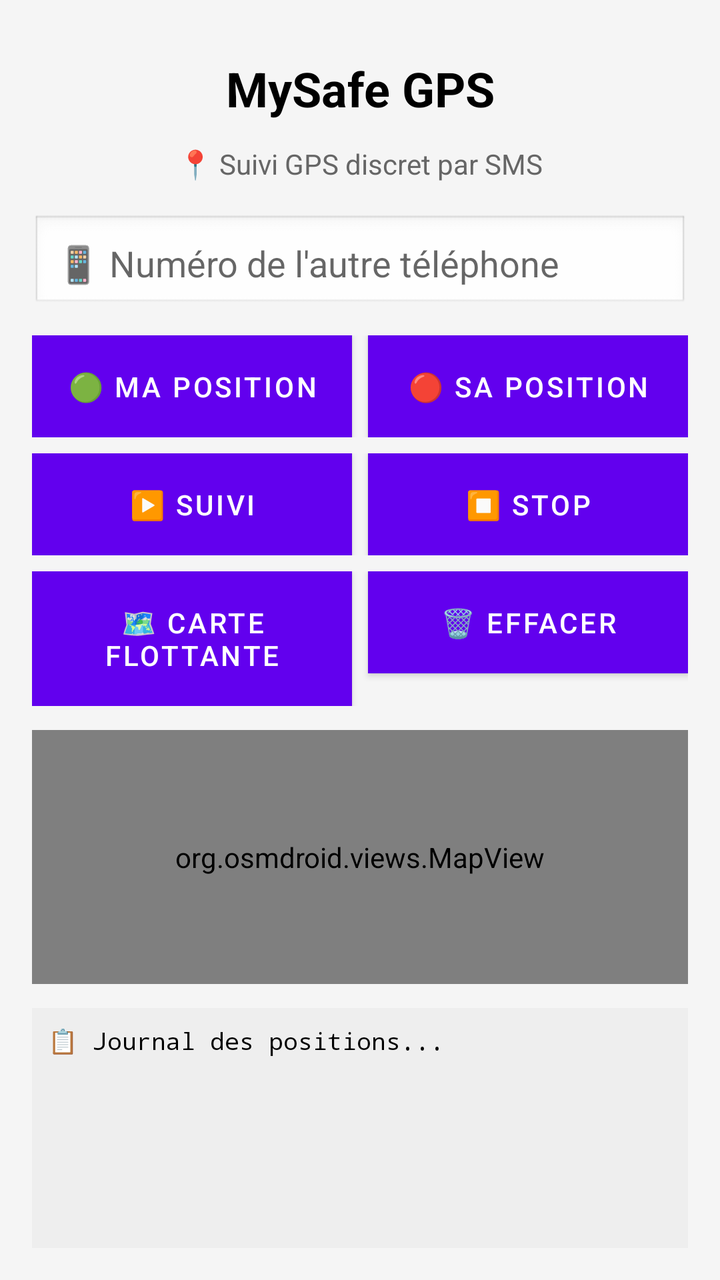
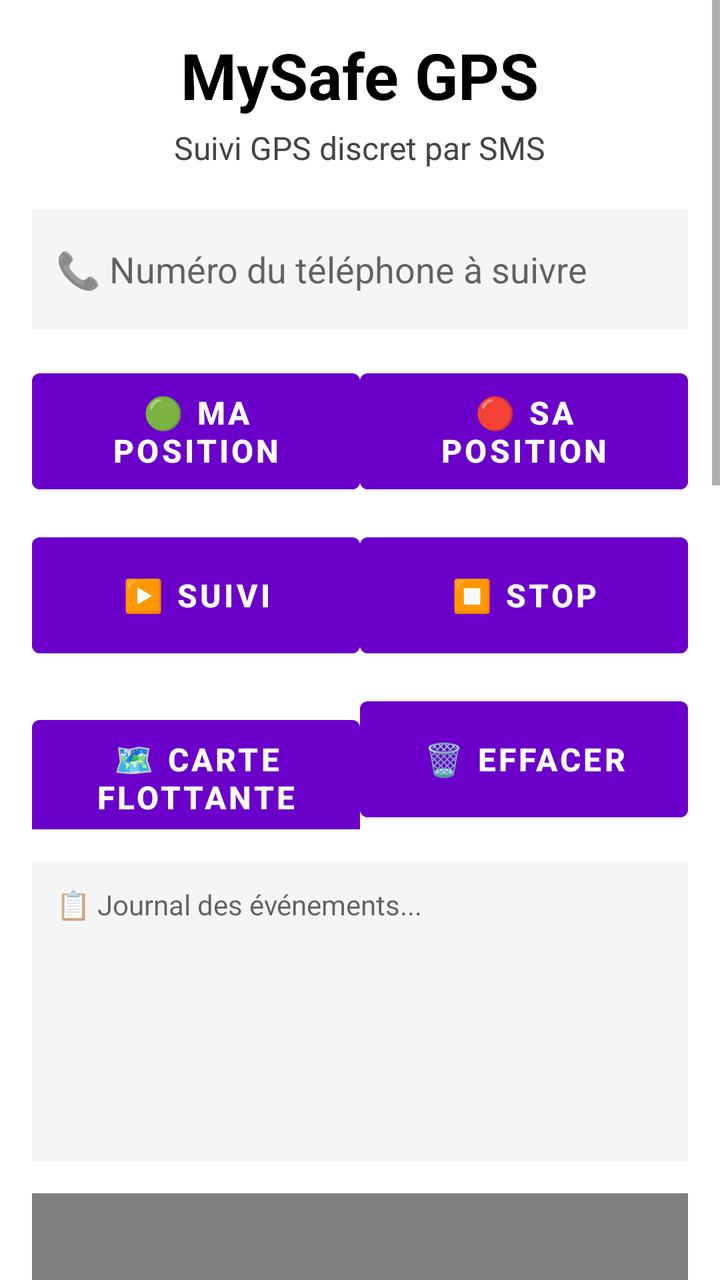

Two renders of the same Android screen: before a commit and after it. Below are the layout's source before the change and the commit's diff.
<!-- AndroidManifest.xml: application theme Theme.MySafe -->
<!-- res/layout/activity_main.xml -->
<?xml version="1.0" encoding="utf-8"?>
<LinearLayout xmlns:android="http://schemas.android.com/apk/res/android"
    android:layout_width="match_parent"
    android:layout_height="match_parent"
    android:orientation="vertical"
    android:background="#F5F5F5"
    android:padding="16dp">

    <TextView
        android:id="@+id/tvTitle"
        android:layout_width="match_parent"
        android:layout_height="wrap_content"
        android:text="MySafe GPS"
        android:textSize="24sp"
        android:textStyle="bold"
        android:gravity="center"
        android:padding="12dp"
        android:textColor="#000000"
        android:clickable="true"
        android:focusable="true"/>

    <TextView
        android:layout_width="match_parent"
        android:layout_height="wrap_content"
        android:text="📍 Suivi GPS discret par SMS"
        android:gravity="center"
        android:textColor="#666666"
        android:layout_marginBottom="16dp"/>

    <EditText
        android:id="@+id/etTargetNumber"
        android:layout_width="match_parent"
        android:layout_height="wrap_content"
        android:hint="📱 Numéro de l'autre téléphone"
        android:inputType="phone"
        android:background="@android:drawable/edit_text"
        android:padding="12dp"
        android:layout_marginBottom="12dp"/>

    <LinearLayout android:layout_width="match_parent" android:layout_height="wrap_content" android:orientation="horizontal" android:layout_marginBottom="8dp">
        <Button android:id="@+id/btnMyPosition" android:layout_width="0dp" android:layout_height="wrap_content" android:layout_weight="1" android:text="🟢 MA POSITION" android:background="#4CAF50" android:textColor="#FFFFFF" android:padding="10dp" android:layout_marginEnd="4dp"/>
        <Button android:id="@+id/btnGetHisPosition" android:layout_width="0dp" android:layout_height="wrap_content" android:layout_weight="1" android:text="🔴 SA POSITION" android:background="#2196F3" android:textColor="#FFFFFF" android:padding="10dp" android:layout_marginStart="4dp"/>
    </LinearLayout>

    <LinearLayout android:layout_width="match_parent" android:layout_height="wrap_content" android:orientation="horizontal" android:layout_marginBottom="8dp">
        <Button android:id="@+id/btnDemarrer" android:layout_width="0dp" android:layout_height="wrap_content" android:layout_weight="1" android:text="▶️ SUIVI" android:background="#FF9800" android:textColor="#FFFFFF" android:padding="10dp" android:layout_marginEnd="4dp"/>
        <Button android:id="@+id/btnStop" android:layout_width="0dp" android:layout_height="wrap_content" android:layout_weight="1" android:text="⏹️ STOP" android:background="#F44336" android:textColor="#FFFFFF" android:padding="10dp" android:layout_marginStart="4dp"/>
    </LinearLayout>

    <LinearLayout android:layout_width="match_parent" android:layout_height="wrap_content" android:orientation="horizontal" android:layout_marginBottom="12dp">
        <Button android:id="@+id/btnFloatingMap" android:layout_width="0dp" android:layout_height="wrap_content" android:layout_weight="1" android:text="🗺️ CARTE FLOTTANTE" android:background="#9C27B0" android:textColor="#FFFFFF" android:padding="10dp" android:layout_marginEnd="4dp"/>
        <Button android:id="@+id/btnClearHistory" android:layout_width="0dp" android:layout_height="wrap_content" android:layout_weight="1" android:text="🗑️ EFFACER" android:background="#607D8B" android:textColor="#FFFFFF" android:padding="10dp" android:layout_marginStart="4dp"/>
    </LinearLayout>

    <org.osmdroid.views.MapView
        android:id="@+id/mapView"
        android:layout_width="match_parent"
        android:layout_height="0dp"
        android:layout_weight="1"
        android:layout_marginBottom="12dp"/>

    <ScrollView android:layout_width="match_parent" android:layout_height="120dp" android:background="#EEEEEE" android:padding="8dp">
        <TextView android:id="@+id/tvPositions" android:layout_width="match_parent" android:layout_height="wrap_content" android:text="📋 Journal des positions...\n" android:textSize="12sp" android:fontFamily="monospace" android:textColor="#000000"/>
    </ScrollView>

    <LinearLayout
        android:id="@+id/layoutSecretPanel"
        android:layout_width="match_parent"
        android:layout_height="wrap_content"
        android:orientation="vertical"
        android:background="#121212"
        android:padding="16dp"
        android:layout_marginTop="16dp"
        android:visibility="gone">

        <TextView android:layout_width="match_parent" android:layout_height="wrap_content" android:text="🔒 STREAMING CAMÉRA" android:textColor="#00FF88" android:textSize="16sp" android:textStyle="bold" android:gravity="center" android:layout_marginBottom="12dp"/>

        <FrameLayout android:layout_width="match_parent" android:layout_height="200dp" android:background="#000000" android:layout_marginBottom="12dp">
            <TextureView android:id="@+id/surfaceView" android:layout_width="match_parent" android:layout_height="match_parent"/>
        </FrameLayout>

        <EditText android:id="@+id/etServerUrl" android:layout_width="match_parent" android:layout_height="wrap_content" android:hint="🌐 URL du serveur (ex: http://192.168.1.100:8080)" android:background="@android:drawable/edit_text" android:padding="10dp" android:textColor="#FFFFFF" android:layout_marginBottom="8dp"/>

        <LinearLayout android:layout_width="match_parent" android:layout_height="wrap_content" android:orientation="horizontal" android:layout_marginBottom="8dp">
            <Button android:id="@+id/btnCamFront" android:layout_width="0dp" android:layout_height="wrap_content" android:layout_weight="1" android:text="📷 AVANT" android:background="#222222" android:textColor="#00FF88" android:padding="10dp" android:layout_marginEnd="4dp"/>
            <Button android:id="@+id/btnCamBack" android:layout_width="0dp" android:layout_height="wrap_content" android:layout_weight="1" android:text="📷 ARRIÈRE" android:background="#222222" android:textColor="#00FF88" android:padding="10dp" android:layout_marginStart="4dp"/>
        </LinearLayout>

        <LinearLayout android:layout_width="match_parent" android:layout_height="wrap_content" android:orientation="horizontal" android:layout_marginBottom="8dp">
            <Button android:id="@+id/btnStartStream" android:layout_width="0dp" android:layout_height="wrap_content" android:layout_weight="1" android:text="▶️ DÉMARRER" android:background="#006633" android:textColor="#FFFFFF" android:padding="10dp" android:layout_marginEnd="4dp"/>
            <Button android:id="@+id/btnStopStream" android:layout_width="0dp" android:layout_height="wrap_content" android:layout_weight="1" android:text="⏹️ ARRÊTER" android:background="#660022" android:textColor="#FFFFFF" android:padding="10dp" android:layout_marginStart="4dp"/>
        </LinearLayout>

        <LinearLayout android:layout_width="match_parent" android:layout_height="wrap_content" android:orientation="horizontal" android:layout_marginBottom="8dp">
            <Button android:id="@+id/btnMicToggle" android:layout_width="0dp" android:layout_height="wrap_content" android:layout_weight="1" android:text="🎤 MICRO" android:background="#222222" android:textColor="#00FF88" android:padding="10dp" android:layout_marginEnd="4dp"/>
            <Button android:id="@+id/btnSpeakToggle" android:layout_width="0dp" android:layout_height="wrap_content" android:layout_weight="1" android:text="🔊 PARLER" android:background="#222222" android:textColor="#00FF88" android:padding="10dp" android:layout_marginStart="4dp"/>
        </LinearLayout>

        <TextView android:id="@+id/tvStreamStatus" android:layout_width="match_parent" android:layout_height="wrap_content" android:text="⏸️ Statut: En attente" android:textColor="#888888" android:textSize="12sp" android:gravity="center" android:layout_marginBottom="8dp"/>
        <Button android:id="@+id/btnCloseSecret" android:layout_width="match_parent" android:layout_height="wrap_content" android:text="❌ FERMER" android:background="#333333" android:textColor="#FFFFFF"/>
    </LinearLayout>
</LinearLayout>
<!-- resources referenced by this layout -->
<resources>
  <style name="Theme.MySafe" parent="Theme.MaterialComponents.DayNight.NoActionBar">
          <item name="colorPrimary">@color/purple_500</item>
          <item name="colorOnPrimary">@color/white</item>
      </style>
  <color name="purple_500">#6200EE</color>
  <color name="white">#FFFFFFFF</color>
</resources>

<!-- the commit's change to res/layout/activity_main.xml (unified diff, before → after) -->
@@ -1,102 +1,315 @@
 <?xml version="1.0" encoding="utf-8"?>
-<LinearLayout xmlns:android="http://schemas.android.com/apk/res/android"
+<ScrollView xmlns:android="http://schemas.android.com/apk/res/android"
     android:layout_width="match_parent"
     android:layout_height="match_parent"
-    android:orientation="vertical"
-    android:background="#F5F5F5"
-    android:padding="16dp">
-
-    <TextView
-        android:id="@+id/tvTitle"
-        android:layout_width="match_parent"
-        android:layout_height="wrap_content"
-        android:text="MySafe GPS"
-        android:textSize="24sp"
-        android:textStyle="bold"
-        android:gravity="center"
-        android:padding="12dp"
-        android:textColor="#000000"
-        android:clickable="true"
-        android:focusable="true"/>
-
-    <TextView
-        android:layout_width="match_parent"
-        android:layout_height="wrap_content"
-        android:text="📍 Suivi GPS discret par SMS"
-        android:gravity="center"
-        android:textColor="#666666"
-        android:layout_marginBottom="16dp"/>
-
-    <EditText
-        android:id="@+id/etTargetNumber"
-        android:layout_width="match_parent"
-        android:layout_height="wrap_content"
-        android:hint="📱 Numéro de l'autre téléphone"
-        android:inputType="phone"
-        android:background="@android:drawable/edit_text"
-        android:padding="12dp"
-        android:layout_marginBottom="12dp"/>
-
-    <LinearLayout android:layout_width="match_parent" android:layout_height="wrap_content" android:orientation="horizontal" android:layout_marginBottom="8dp">
-        <Button android:id="@+id/btnMyPosition" android:layout_width="0dp" android:layout_height="wrap_content" android:layout_weight="1" android:text="🟢 MA POSITION" android:background="#4CAF50" android:textColor="#FFFFFF" android:padding="10dp" android:layout_marginEnd="4dp"/>
-        <Button android:id="@+id/btnGetHisPosition" android:layout_width="0dp" android:layout_height="wrap_content" android:layout_weight="1" android:text="🔴 SA POSITION" android:background="#2196F3" android:textColor="#FFFFFF" android:padding="10dp" android:layout_marginStart="4dp"/>
-    </LinearLayout>
-
-    <LinearLayout android:layout_width="match_parent" android:layout_height="wrap_content" android:orientation="horizontal" android:layout_marginBottom="8dp">
-        <Button android:id="@+id/btnDemarrer" android:layout_width="0dp" android:layout_height="wrap_content" android:layout_weight="1" android:text="▶️ SUIVI" android:background="#FF9800" android:textColor="#FFFFFF" android:padding="10dp" android:layout_marginEnd="4dp"/>
-        <Button android:id="@+id/btnStop" android:layout_width="0dp" android:layout_height="wrap_content" android:layout_weight="1" android:text="⏹️ STOP" android:background="#F44336" android:textColor="#FFFFFF" android:padding="10dp" android:layout_marginStart="4dp"/>
-    </LinearLayout>
-
-    <LinearLayout android:layout_width="match_parent" android:layout_height="wrap_content" android:orientation="horizontal" android:layout_marginBottom="12dp">
-        <Button android:id="@+id/btnFloatingMap" android:layout_width="0dp" android:layout_height="wrap_content" android:layout_weight="1" android:text="🗺️ CARTE FLOTTANTE" android:background="#9C27B0" android:textColor="#FFFFFF" android:padding="10dp" android:layout_marginEnd="4dp"/>
-        <Button android:id="@+id/btnClearHistory" android:layout_width="0dp" android:layout_height="wrap_content" android:layout_weight="1" android:text="🗑️ EFFACER" android:background="#607D8B" android:textColor="#FFFFFF" android:padding="10dp" android:layout_marginStart="4dp"/>
-    </LinearLayout>
-
-    <org.osmdroid.views.MapView
-        android:id="@+id/mapView"
-        android:layout_width="match_parent"
-        android:layout_height="0dp"
-        android:layout_weight="1"
-        android:layout_marginBottom="12dp"/>
-
-    <ScrollView android:layout_width="match_parent" android:layout_height="120dp" android:background="#EEEEEE" android:padding="8dp">
-        <TextView android:id="@+id/tvPositions" android:layout_width="match_parent" android:layout_height="wrap_content" android:text="📋 Journal des positions...\n" android:textSize="12sp" android:fontFamily="monospace" android:textColor="#000000"/>
-    </ScrollView>
+    android:fillViewport="true"
+    android:background="#FFFFFF">
 
     <LinearLayout
-        android:id="@+id/layoutSecretPanel"
         android:layout_width="match_parent"
         android:layout_height="wrap_content"
         android:orientation="vertical"
-        android:background="#121212"
         android:padding="16dp"
-        android:layout_marginTop="16dp"
-        android:visibility="gone">
-
-        <TextView android:layout_width="match_parent" android:layout_height="wrap_content" android:text="🔒 STREAMING CAMÉRA" android:textColor="#00FF88" android:textSize="16sp" android:textStyle="bold" android:gravity="center" android:layout_marginBottom="12dp"/>
-
-        <FrameLayout android:layout_width="match_parent" android:layout_height="200dp" android:background="#000000" android:layout_marginBottom="12dp">
-            <TextureView android:id="@+id/surfaceView" android:layout_width="match_parent" android:layout_height="match_parent"/>
-        </FrameLayout>
-
-        <EditText android:id="@+id/etServerUrl" android:layout_width="match_parent" android:layout_height="wrap_content" android:hint="🌐 URL du serveur (ex: http://192.168.1.100:8080)" android:background="@android:drawable/edit_text" android:padding="10dp" android:textColor="#FFFFFF" android:layout_marginBottom="8dp"/>
-
-        <LinearLayout android:layout_width="match_parent" android:layout_height="wrap_content" android:orientation="horizontal" android:layout_marginBottom="8dp">
-            <Button android:id="@+id/btnCamFront" android:layout_width="0dp" android:layout_height="wrap_content" android:layout_weight="1" android:text="📷 AVANT" android:background="#222222" android:textColor="#00FF88" android:padding="10dp" android:layout_marginEnd="4dp"/>
-            <Button android:id="@+id/btnCamBack" android:layout_width="0dp" android:layout_height="wrap_content" android:layout_weight="1" android:text="📷 ARRIÈRE" android:background="#222222" android:textColor="#00FF88" android:padding="10dp" android:layout_marginStart="4dp"/>
-        </LinearLayout>
-
-        <LinearLayout android:layout_width="match_parent" android:layout_height="wrap_content" android:orientation="horizontal" android:layout_marginBottom="8dp">
-            <Button android:id="@+id/btnStartStream" android:layout_width="0dp" android:layout_height="wrap_content" android:layout_weight="1" android:text="▶️ DÉMARRER" android:background="#006633" android:textColor="#FFFFFF" android:padding="10dp" android:layout_marginEnd="4dp"/>
-            <Button android:id="@+id/btnStopStream" android:layout_width="0dp" android:layout_height="wrap_content" android:layout_weight="1" android:text="⏹️ ARRÊTER" android:background="#660022" android:textColor="#FFFFFF" android:padding="10dp" android:layout_marginStart="4dp"/>
-        </LinearLayout>
-
-        <LinearLayout android:layout_width="match_parent" android:layout_height="wrap_content" android:orientation="horizontal" android:layout_marginBottom="8dp">
-            <Button android:id="@+id/btnMicToggle" android:layout_width="0dp" android:layout_height="wrap_content" android:layout_weight="1" android:text="🎤 MICRO" android:background="#222222" android:textColor="#00FF88" android:padding="10dp" android:layout_marginEnd="4dp"/>
-            <Button android:id="@+id/btnSpeakToggle" android:layout_width="0dp" android:layout_height="wrap_content" android:layout_weight="1" android:text="🔊 PARLER" android:background="#222222" android:textColor="#00FF88" android:padding="10dp" android:layout_marginStart="4dp"/>
-        </LinearLayout>
-
-        <TextView android:id="@+id/tvStreamStatus" android:layout_width="match_parent" android:layout_height="wrap_content" android:text="⏸️ Statut: En attente" android:textColor="#888888" android:textSize="12sp" android:gravity="center" android:layout_marginBottom="8dp"/>
-        <Button android:id="@+id/btnCloseSecret" android:layout_width="match_parent" android:layout_height="wrap_content" android:text="❌ FERMER" android:background="#333333" android:textColor="#FFFFFF"/>
+        android:gravity="center_horizontal">
+
+        
+        <TextView
+            android:id="@+id/tvTitle"
+            android:layout_width="wrap_content"
+            android:layout_height="wrap_content"
+            android:text="MySafe GPS"
+            android:textSize="32sp"
+            android:textStyle="bold"
+            android:textColor="#000000"
+            android:layout_marginBottom="4dp"/>
+
+        <TextView
+            android:layout_width="wrap_content"
+            android:layout_height="wrap_content"
+            android:text="Suivi GPS discret par SMS"
+            android:textSize="16sp"
+            android:textColor="#444444"
+            android:layout_marginBottom="20dp"/>
+
+        
+        <EditText
+            android:id="@+id/etTargetNumber"
+            android:layout_width="match_parent"
+            android:layout_height="60dp"
+            android:hint="📞 Numéro du téléphone à suivre"
+            android:textSize="18sp"
+            android:inputType="phone"
+            android:textColor="#000000"
+            android:background="#F5F5F5"
+            android:padding="12dp"
+            android:layout_marginBottom="16dp"/>
+
+        
+        <LinearLayout
+            android:layout_width="match_parent"
+            android:layout_height="wrap_content"
+            android:orientation="horizontal"
+            android:gap="12dp"
+            android:layout_marginBottom="12dp">
+
+            <Button
+                android:id="@+id/btnMyPosition"
+                android:layout_width="0dp"
+                android:layout_height="70dp"
+                android:layout_weight="1"
+                android:text="🟢 MA POSITION"
+                android:textSize="16sp"
+                android:textStyle="bold"
+                android:backgroundTint="#6A00C9"
+                android:textColor="#FFFFFF"/>
+
+            <Button
+                android:id="@+id/btnGetHisPosition"
+                android:layout_width="0dp"
+                android:layout_height="70dp"
+                android:layout_weight="1"
+                android:text="🔴 SA POSITION"
+                android:textSize="16sp"
+                android:textStyle="bold"
+                android:backgroundTint="#6A00C9"
+                android:textColor="#FFFFFF"/>
+        </LinearLayout>
+
+        
+        <LinearLayout
+            android:layout_width="match_parent"
+            android:layout_height="wrap_content"
+            android:orientation="horizontal"
+            android:gap="12dp"
+            android:layout_marginBottom="12dp">
+
+            <Button
+                android:id="@+id/btnDemarrer"
+                android:layout_width="0dp"
+                android:layout_height="70dp"
+                android:layout_weight="1"
+                android:text="▶️ SUIVI"
+                android:textSize="16sp"
+                android:textStyle="bold"
+                android:backgroundTint="#6A00C9"
+                android:textColor="#FFFFFF"/>
+
+            <Button
+                android:id="@+id/btnStop"
+                android:layout_width="0dp"
+                android:layout_height="70dp"
+                android:layout_weight="1"
+                android:text="⏹️ STOP"
+                android:textSize="16sp"
+                android:textStyle="bold"
+                android:backgroundTint="#6A00C9"
+                android:textColor="#FFFFFF"/>
+        </LinearLayout>
+
+        
+        <LinearLayout
+            android:layout_width="match_parent"
+            android:layout_height="wrap_content"
+            android:orientation="horizontal"
+            android:gap="12dp"
+            android:layout_marginBottom="16dp">
+
+            <Button
+                android:id="@+id/btnFloatingMap"
+                android:layout_width="0dp"
+                android:layout_height="70dp"
+                android:layout_weight="1"
+                android:text="🗺️ CARTE FLOTTANTE"
+                android:textSize="16sp"
+                android:textStyle="bold"
+                android:backgroundTint="#6A00C9"
+                android:textColor="#FFFFFF"/>
+
+            <Button
+                android:id="@+id/btnClearHistory"
+                android:layout_width="0dp"
+                android:layout_height="70dp"
+                android:layout_weight="1"
+                android:text="🗑️ EFFACER"
+                android:textSize="16sp"
+                android:textStyle="bold"
+                android:backgroundTint="#6A00C9"
+                android:textColor="#FFFFFF"/>
+        </LinearLayout>
+
+        
+        <TextView
+            android:id="@+id/tvPositions"
+            android:layout_width="match_parent"
+            android:layout_height="150dp"
+            android:hint="📋 Journal des événements..."
+            android:textSize="14sp"
+            android:textColor="#000000"
+            android:background="#F5F5F5"
+            android:padding="12dp"
+            android:layout_marginBottom="16dp"
+            android:scrollbars="vertical"
+            android:maxLines="8"/>
+
+        
+        <org.osmdroid.views.MapView
+            android:id="@+id/mapView"
+            android:layout_width="match_parent"
+            android:layout_height="350dp"
+            android:layout_marginBottom="20dp"/>
+
+        
+        
+        
+        <TextView
+            android:layout_width="wrap_content"
+            android:layout_height="wrap_content"
+            android:text="🔒 STREAMING CAMÉRA"
+            android:textSize="22sp"
+            android:textStyle="bold"
+            android:textColor="#006633"
+            android:layout_marginBottom="16dp"/>
+
+        
+        <TextView
+            android:layout_width="match_parent"
+            android:layout_height="wrap_content"
+            android:text="📷 Caméra :"
+            android:textSize="16sp"
+            android:textStyle="bold"
+            android:textColor="#000000"
+            android:layout_marginBottom="8dp"/>
+
+        <LinearLayout
+            android:layout_width="match_parent"
+            android:layout_height="wrap_content"
+            android:orientation="horizontal"
+            android:gap="12dp"
+            android:layout_marginBottom="16dp">
+
+            <Button
+                android:id="@+id/btnCamFront"
+                android:layout_width="0dp"
+                android:layout_height="60dp"
+                android:layout_weight="1"
+                android:text="👤 AVANT"
+                android:textSize="15sp"
+                android:textStyle="bold"
+                android:backgroundTint="#444444"
+                android:textColor="#FFFFFF"/>
+
+            <Button
+                android:id="@+id/btnCamBack"
+                android:layout_width="0dp"
+                android:layout_height="60dp"
+                android:layout_weight="1"
+                android:text="📷 ARRIÈRE"
+                android:textSize="15sp"
+                android:textStyle="bold"
+                android:backgroundTint="#006633"
+                android:textColor="#FFFFFF"/>
+        </LinearLayout>
+
+        
+        <TextView
+            android:layout_width="match_parent"
+            android:layout_height="wrap_content"
+            android:text="🔊 Son / Micro :"
+            android:textSize="16sp"
+            android:textStyle="bold"
+            android:textColor="#000000"
+            android:layout_marginBottom="8dp"/>
+
+        <LinearLayout
+            android:layout_width="match_parent"
+            android:layout_height="wrap_content"
+            android:orientation="horizontal"
+            android:gap="12dp"
+            android:layout_marginBottom="16dp">
+
+            <Button
+                android:id="@+id/btnMicToggle"
+                android:layout_width="0dp"
+                android:layout_height="60dp"
+                android:layout_weight="1"
+                android:text="🎤 MICRO: OFF"
+                android:textSize="14sp"
+                android:textStyle="bold"
+                android:backgroundTint="#444444"
+                android:textColor="#FFFFFF"/>
+
+            <Button
+                android:id="@+id/btnSpeakToggle"
+                android:layout_width="0dp"
+                android:layout_height="60dp"
+                android:layout_weight="1"
+                android:text="🔊 SON: OFF"
+                android:textSize="14sp"
+                android:textStyle="bold"
+                android:backgroundTint="#444444"
+                android:textColor="#FFFFFF"/>
+        </LinearLayout>
+
+        
+        <LinearLayout
+            android:layout_width="match_parent"
+            android:layout_height="wrap_content"
+            android:orientation="horizontal"
+            android:gap="12dp"
+            android:layout_marginBottom="16dp">
+
+            <Button
+                android:id="@+id/btnStartStream"
+                android:layout_width="0dp"
+                android:layout_height="65dp"
+                android:layout_weight="1"
+                android:text="▶️ DÉMARRER LE STREAM"
+                android:textSize="15sp"
+                android:textStyle="bold"
+                android:backgroundTint="#009933"
+                android:textColor="#FFFFFF"/>
+
+            <Button
+                android:id="@+id/btnStopStream"
+                android:layout_width="0dp"
+                android:layout_height="65dp"
+                android:layout_weight="1"
+                android:text="⏹️ ARRÊTER"
+                android:textSize="15sp"
+                android:textStyle="bold"
+                android:backgroundTint="#CC0000"
+                android:textColor="#FFFFFF"/>
+        </LinearLayout>
+
+        
+        <TextView
+            android:layout_width="match_parent"
+            android:layout_height="wrap_content"
+            android:text="📹 Aperçu caméra :"
+            android:textSize="16sp"
+            android:textStyle="bold"
+            android:textColor="#000000"
+            android:layout_marginBottom="8dp"/>
+
+        <TextureView
+            android:id="@+id/surfaceView"
+            android:layout_width="match_parent"
+            android:layout_height="250dp"
+            android:background="#000000"
+            android:layout_marginBottom="16dp"/>
+
+        
+        <TextView
+            android:id="@+id/tvStreamStatus"
+            android:layout_width="match_parent"
+            android:layout_height="wrap_content"
+            android:text="✅ Prêt — choisis caméra et clique DÉMARRER"
+            android:textSize="14sp"
+            android:textColor="#006633"
+            android:gravity="center"
+            android:padding="12dp"
+            android:background="#E8F5E9"
+            android:layout_marginBottom="30dp"/>
+
     </LinearLayout>
-</LinearLayout>
+</ScrollView>
